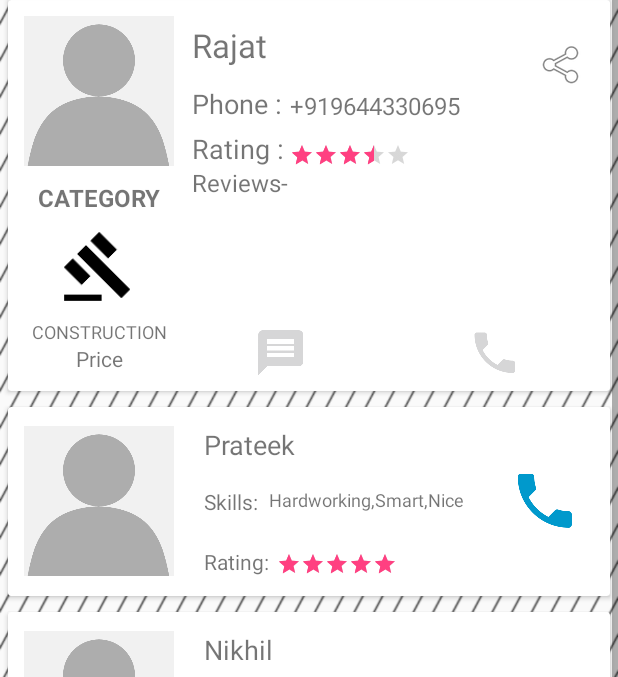
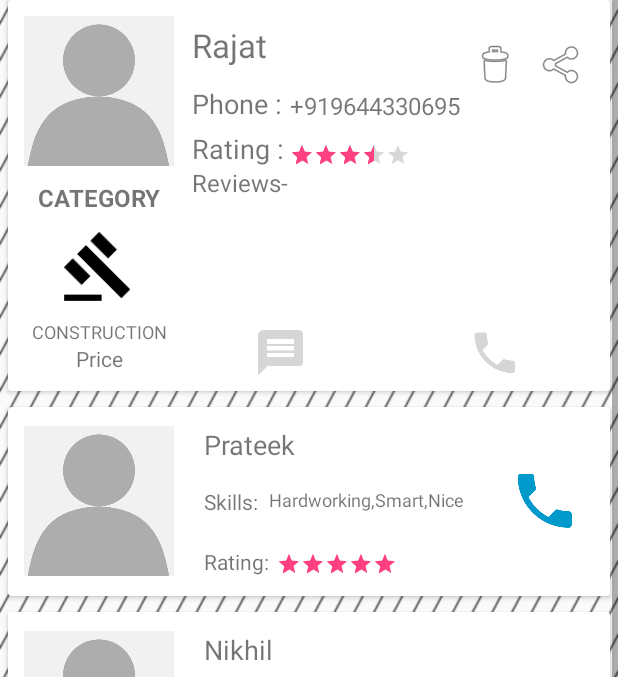
Before and after one commit to prateekkej/ShramikVikas, an Android app: the fragment Search_fragment shown on its own in the app's theme, after a tap on "Rajat", on a phone screen of 412 x 824 dp, the part 92-769 px from its top. Run offline under Robolectric (Android 15) with nearby library versions, the phone set to English and light mode, and no system bars.

Commit message:
Registration layout added and integrated. Main Activity Layout refreshed Registrations agan refreshed. Card list added. View pAger added tabs added new Graphics Recent list added animations done

```diff
--- a/app/src/main/res/layout/card.xml
+++ b/app/src/main/res/layout/card.xml
@@ -280,15 +280,15 @@
             android:layout_width="wrap_content"
             android:layout_height="wrap_content"
             app:srcCompat="@android:drawable/ic_menu_delete"
-            android:layout_above="@+id/contactbar_expanded"
-            android:layout_alignParentRight="true"
-            android:layout_alignParentEnd="true"
             android:id="@+id/delete"
             android:elevation="0dp"
             android:background="@android:drawable/screen_background_light_transparent"
-            android:layout_alignLeft="@+id/share_expanded"
-            android:layout_alignStart="@+id/share_expanded"
-            android:visibility="gone" />
+            android:visibility="visible"
+            android:layout_alignTop="@+id/share_expanded"
+            android:layout_toLeftOf="@+id/share_expanded"
+            android:layout_toStartOf="@+id/share_expanded"
+            android:layout_marginRight="13dp"
+            android:layout_marginEnd="13dp" />
 
     </RelativeLayout>
 
```
